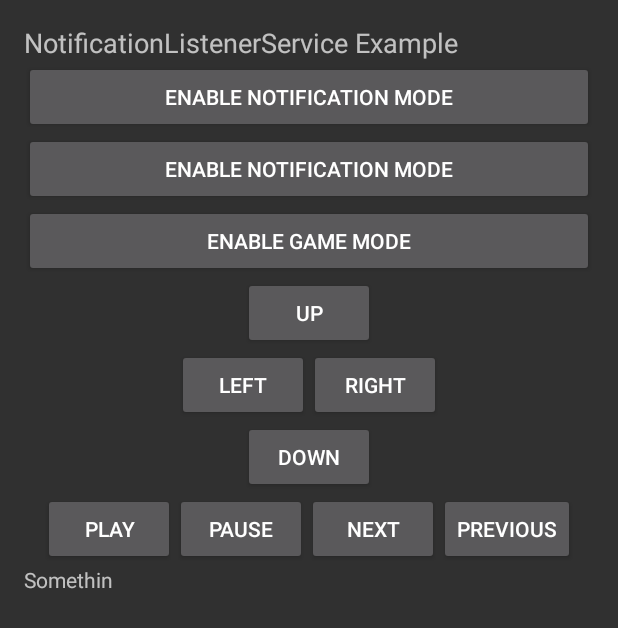
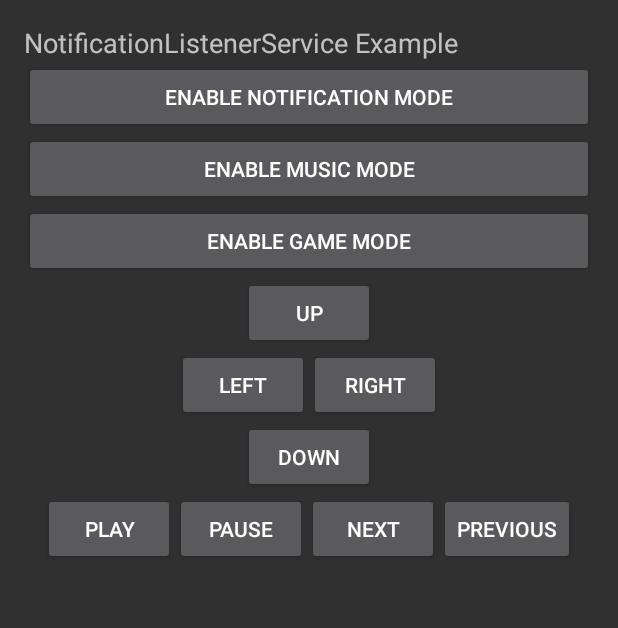
Before and after one commit to WadeeSami/GP2App-OneActi., an Android app: the screen it shows after launch (MainActivity), on a phone screen of 412 x 824 dp. Shown: the top 628 px of the screen. Run offline under Robolectric (Android 15) with nearby library versions, the phone set to English and light mode, and no system bars; 4 statements that could not run were skipped.

Commit message:
add all required tasks in a single activity

```diff
--- a/app/src/main/res/layout/activity_main.xml
+++ b/app/src/main/res/layout/activity_main.xml
@@ -12,7 +12,6 @@
     tools:context="com.example.wadee.nots.MainActivity">
 
 
-
     <TextView
         android:id="@+id/textView"
         android:layout_width="match_parent"
@@ -21,14 +20,12 @@
         android:textAppearance="?android:attr/textAppearanceMedium" />
 
 
-
-
-
     <Button
         android:id="@+id/notificationModeBtn"
         android:layout_width="match_parent"
         android:layout_height="wrap_content"
         android:text="Enable Notification Mode"
+        android:onClick="buttonClicked"
 
         />
 
@@ -36,13 +33,15 @@
         android:id="@+id/musicModeBtn"
         android:layout_width="match_parent"
         android:layout_height="wrap_content"
-        android:text="Enable Notification Mode" />
+        android:onClick="buttonClicked"
+        android:text="Enable Music Mode" />
 
 
     <Button
         android:id="@+id/gameModeBtn"
         android:layout_width="match_parent"
         android:layout_height="wrap_content"
+        android:onClick="buttonClicked"
         android:text="Enable Game Mode" />
 
     <LinearLayout
@@ -51,10 +50,13 @@
         android:orientation="vertical">
 
         <Button
+            android:id="@+id/up"
             android:layout_width="wrap_content"
             android:layout_height="wrap_content"
             android:layout_gravity="center_horizontal"
-            android:text="Up" />
+            android:text="Up"
+            android:onClick="buttonClicked"
+            />
 
         <LinearLayout
             android:layout_width="wrap_content"
@@ -64,21 +66,27 @@
 
 
             <Button
+                android:id="@+id/left"
                 android:layout_width="wrap_content"
                 android:layout_height="wrap_content"
+                android:onClick="buttonClicked"
                 android:text="Left" />
 
             <Button
+                android:id="@+id/right"
                 android:layout_width="wrap_content"
                 android:layout_height="wrap_content"
+                android:onClick="buttonClicked"
                 android:text="Right" />
 
         </LinearLayout>
 
         <Button
+            android:id="@+id/down"
             android:layout_width="wrap_content"
             android:layout_height="wrap_content"
             android:layout_gravity="center_horizontal"
+            android:onClick="buttonClicked"
             android:text="Down" />
 
 
@@ -89,31 +97,35 @@
             android:orientation="horizontal">
 
             <Button
+                android:id="@+id/play"
                 android:layout_width="wrap_content"
                 android:layout_height="wrap_content"
+                android:onClick="buttonClicked"
                 android:text="Play" />
 
             <Button
+                android:id="@+id/pause"
                 android:layout_width="wrap_content"
                 android:layout_height="wrap_content"
+                android:onClick="buttonClicked"
                 android:text="Pause" />
 
             <Button
+                android:id="@+id/next"
                 android:layout_width="wrap_content"
                 android:layout_height="wrap_content"
+                android:onClick="buttonClicked"
                 android:text="Next" />
 
             <Button
+                android:id="@+id/previous"
                 android:layout_width="wrap_content"
                 android:layout_height="wrap_content"
+                android:onClick="buttonClicked"
                 android:text="Previous" />
 
         </LinearLayout>
     </LinearLayout>
 
-    <TextView
-        android:id="@+id/NotsTextView"
-        android:layout_width="match_parent"
-        android:layout_height="match_parent"
-        android:text="Somethin" />
+
 </LinearLayout>
```
Also changed, not shown: app/src/main/java/com/example/wadee/nots/Config.java (+7 -0 lines), app/src/main/java/com/example/wadee/nots/MainActivity.java (+191 -41 lines), 1 other file. Lines whose indentation alone changed are shown as unchanged.
